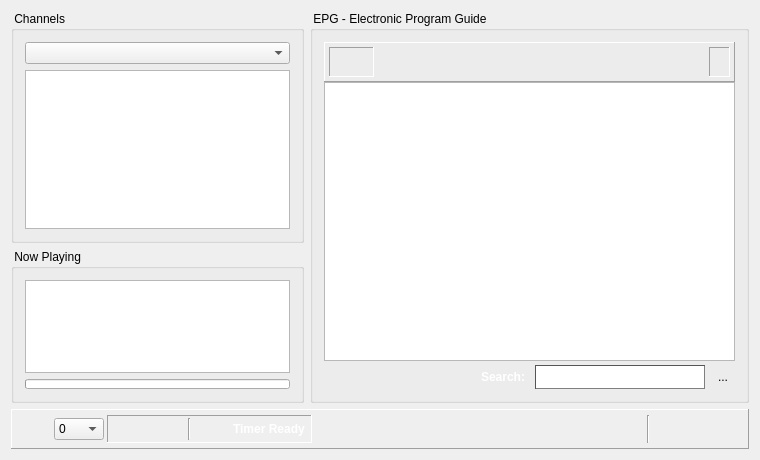
First picture: the form in vlc-record/recorder.ui, repository code-google-com/vlc-record, before the edit.
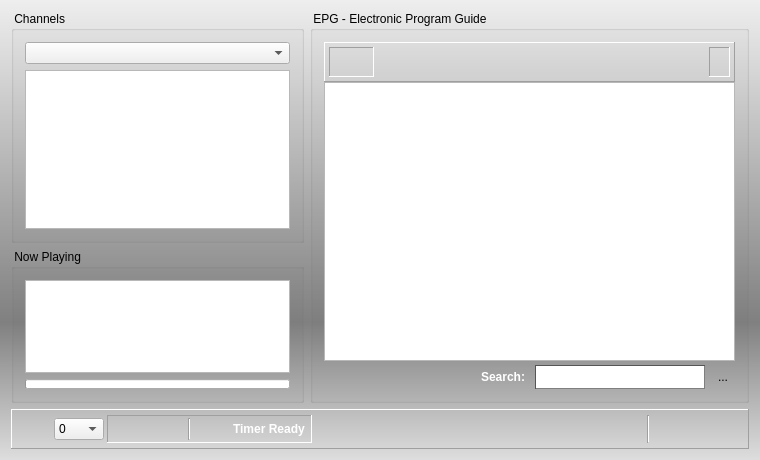
Second picture: the form after the edit. Icons and pictures are not drawn. Custom widgets are drawn as their Qt base class.

Diff of the .ui file:
```diff
--- a/vlc-record/recorder.ui
+++ b/vlc-record/recorder.ui
@@ -19,7 +19,7 @@
   </property>
   <property name="styleSheet">
    <string notr="true">QDialog#Recorder {
-background-color: qlineargradient(spread:pad, x1:0, y1:0, x2:0, y2:1, stop:0 #eee, 	stop:0.7 grey, stop:1 #dedede);
+background-color: qlineargradient(spread:pad, x1:0, y1:0, x2:0, y2:1, stop:0 #eee, stop:0.7 grey, stop:1 #dedede);
 }</string>
   </property>
   <property name="locale">
```
